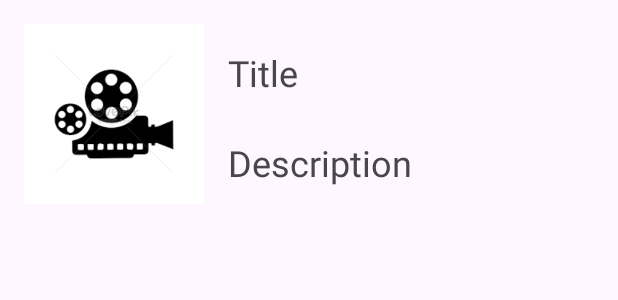
After one commit to Samadihadis/IMDBVideoApplication, an Android app: the layout item_video.xml on its own in the app's theme, with its tools: preview values and no code run, on a phone screen of 412 x 824 dp. The commit adds this screen. Shown: the top 300 px of the screen. Run offline under Robolectric (Android 15) with nearby library versions, the phone set to English and light mode, and no system bars.

Commit message:
Add video item layout

```diff
--- a/app/src/main/java/com/samadihadis/imdbvideoapplication/presentation/login/LoginFragment.kt
+++ b/app/src/main/java/com/samadihadis/imdbvideoapplication/presentation/login/LoginFragment.kt
@@ -30,7 +30,7 @@ class LoginFragment : Fragment() {
             val userName = binding.userNameEditText.text.toString()
             val password = binding.passwordEditText.text.toString()
             if (userName.isEmpty() || password.isEmpty()) {// TODO: Fix password empty state
-                binding.userNameEditText.error = "Please Enter User Name Or Password"
+                binding.userNameEditText.error = "Please Enter UserName Or Password"
             } else if (
                 (userName == userName1 && password == password1) ||
                 (userName == userName2 && password == password2)
--- /dev/null
+++ b/app/src/main/res/layout/item_video.xml
@@ -0,0 +1,40 @@
+<?xml version="1.0" encoding="utf-8"?>
+<androidx.constraintlayout.widget.ConstraintLayout xmlns:android="http://schemas.android.com/apk/res/android"
+    xmlns:app="http://schemas.android.com/apk/res-auto"
+    android:layout_width="match_parent"
+    android:layout_height="match_parent">
+
+    <ImageView
+        android:id="@+id/videoImageView"
+        android:layout_width="120dp"
+        android:layout_height="120dp"
+        android:layout_marginStart="16dp"
+        android:layout_marginTop="16dp"
+        android:src="@drawable/video"
+        app:layout_constraintStart_toStartOf="parent"
+        app:layout_constraintTop_toTopOf="parent" />
+
+    <com.google.android.material.textview.MaterialTextView
+        android:id="@+id/titleTextView"
+        android:layout_width="wrap_content"
+        android:layout_height="wrap_content"
+        android:layout_marginStart="16dp"
+        android:layout_marginTop="16dp"
+        android:text="Title"
+        android:textSize="24sp"
+        app:layout_constraintStart_toEndOf="@+id/videoImageView"
+        app:layout_constraintTop_toTopOf="@+id/videoImageView" />
+
+    <com.google.android.material.textview.MaterialTextView
+        android:id="@+id/descriptionTextView"
+        android:layout_width="wrap_content"
+        android:layout_height="wrap_content"
+        android:layout_marginStart="16dp"
+        android:layout_marginTop="16dp"
+        android:text="Description"
+        android:textSize="24sp"
+        app:layout_constraintBottom_toBottomOf="@+id/videoImageView"
+        app:layout_constraintStart_toEndOf="@+id/videoImageView"
+        app:layout_constraintTop_toBottomOf="@+id/titleTextView" />
+
+</androidx.constraintlayout.widget.ConstraintLayout>
```
